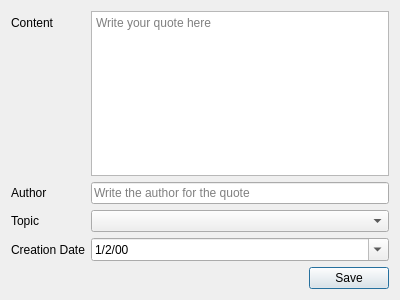
Before: the Qt Designer form quotedialog.ui in lucianodato/JI-quotes, drawn with Qt 5.
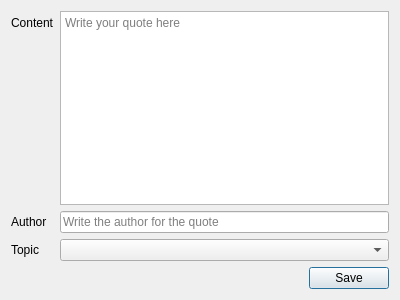
After: the same form once the commit is applied. Icons and pictures are not drawn.

Commit message: Correct sqlite data types. Correct handling of dates. Fixed some minor stuff

The edit to the form file:
```diff
--- a/quotedialog.ui
+++ b/quotedialog.ui
@@ -25,6 +25,13 @@
      </property>
     </widget>
    </item>
+   <item row="0" column="1">
+    <widget class="QPlainTextEdit" name="plainTextEdit">
+     <property name="placeholderText">
+      <string>Write your quote here</string>
+     </property>
+    </widget>
+   </item>
    <item row="1" column="0">
     <widget class="QLabel" name="label_3">
      <property name="text">
@@ -53,7 +60,7 @@
      </property>
     </widget>
    </item>
-   <item row="6" column="0" colspan="2">
+   <item row="5" column="0" colspan="2">
     <layout class="QHBoxLayout" name="horizontalLayout_2">
      <item>
       <spacer name="horizontalSpacer">
@@ -81,40 +88,6 @@
      </item>
     </layout>
    </item>
-   <item row="0" column="1">
-    <widget class="QPlainTextEdit" name="plainTextEdit">
-     <property name="placeholderText">
-      <string>Write your quote here</string>
-     </property>
-    </widget>
-   </item>
-   <item row="4" column="0">
-    <widget class="QLabel" name="label_4">
-     <property name="text">
-      <string>Creation Date</string>
-     </property>
-    </widget>
-   </item>
-   <item row="4" column="1">
-    <widget class="QDateEdit" name="dateEdit">
-     <property name="dateTime">
-      <datetime>
-       <hour>0</hour>
-       <minute>0</minute>
-       <second>0</second>
-       <year>2000</year>
-       <month>1</month>
-       <day>2</day>
-      </datetime>
-     </property>
-     <property name="displayFormat">
-      <string>M/d/yy</string>
-     </property>
-     <property name="calendarPopup">
-      <bool>true</bool>
-     </property>
-    </widget>
-   </item>
   </layout>
  </widget>
  <resources>
```
The commit also changes 4 other files.
